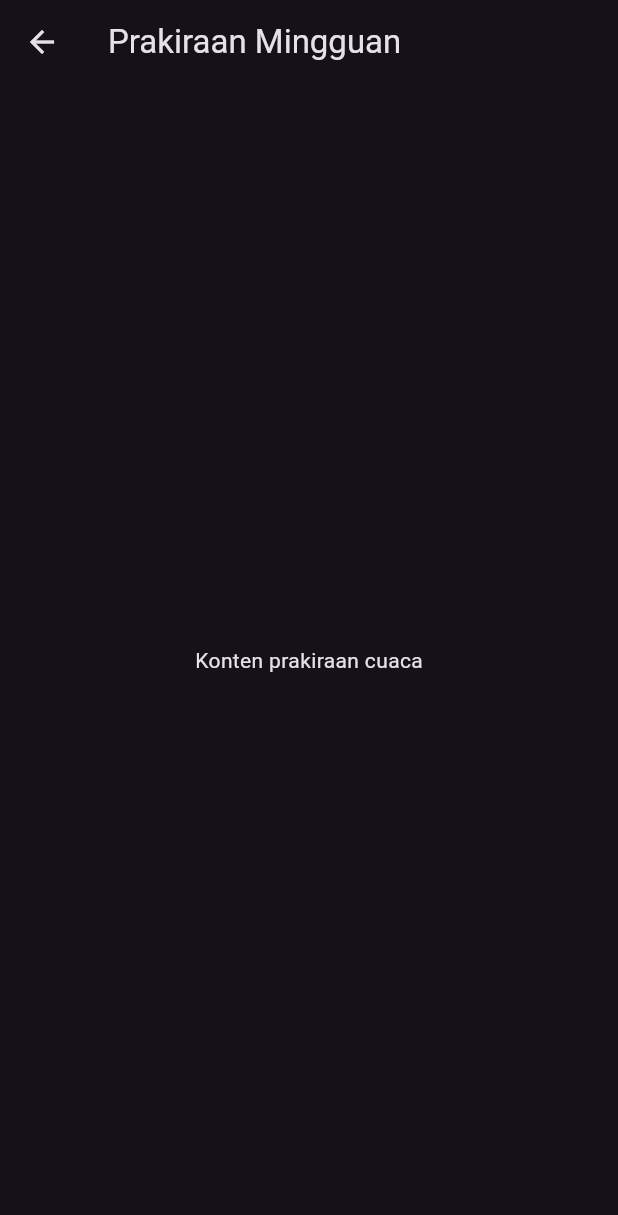
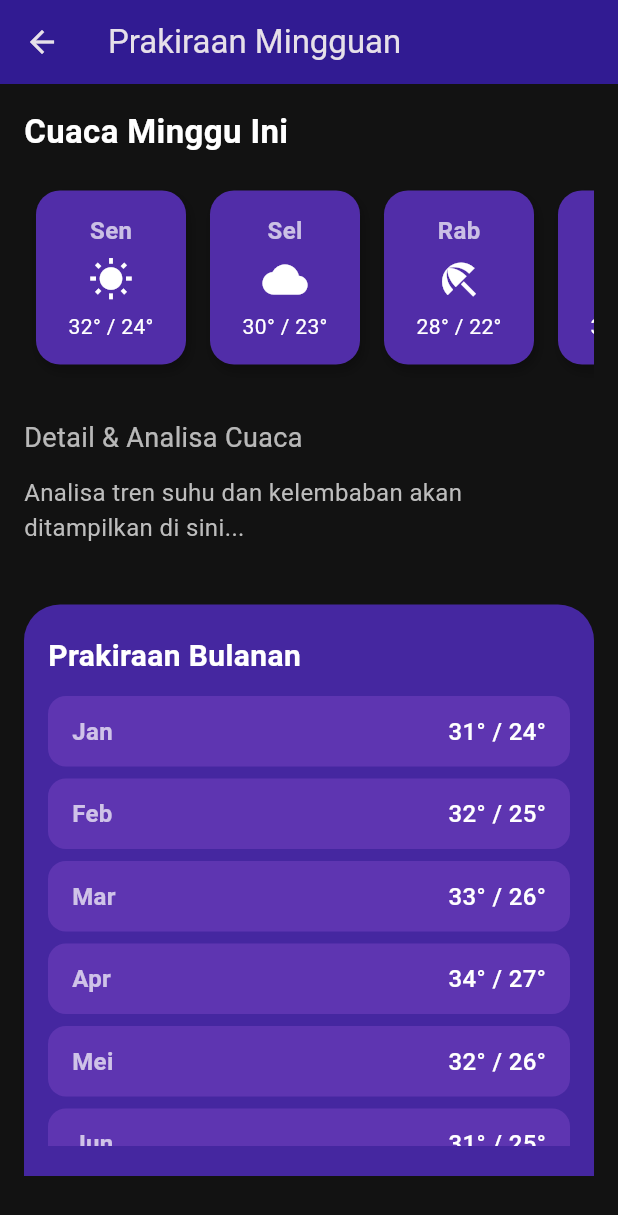
Before and after one commit to wahyualif23014/WeatherAPP, a Flutter app: the ForecastScreen screen opened by its route, on a phone screen of 412 x 824 dp. Shown: the top 1215 px of the screen. Run offline on Flutter 3.47's test engine with Material 3 defaults, Android fonts, the phone set to English and light mode, and no system bars; network calls fail.

Commit message:
forcasting minggu dan bulanan

```diff
--- a/lib/screens/forecast_screen.dart
+++ b/lib/screens/forecast_screen.dart
@@ -1,5 +1,9 @@
 // forecast_screen.dart
 import 'package:flutter/material.dart';
+import '../widget/weekly_forecast_list.dart';
+import '../widget/MonthlyForecastList.dart';
+
+
 
 class ForecastScreen extends StatelessWidget {
   const ForecastScreen({super.key});
@@ -7,8 +11,42 @@ class ForecastScreen extends StatelessWidget {
   @override
   Widget build(BuildContext context) {
     return Scaffold(
-      appBar: AppBar(title: const Text("Prakiraan Mingguan")),
-      body: const Center(child: Text("Konten prakiraan cuaca")),
+      backgroundColor: const Color(0xFF121212),
+      appBar: AppBar(
+        title: const Text("Prakiraan Mingguan"),
+        backgroundColor: Colors.deepPurple[900],
+      ),
+      body: SingleChildScrollView(
+        padding: const EdgeInsets.all(16),
+        child: Column(
+          crossAxisAlignment: CrossAxisAlignment.start,
+          children: [
+            const Text(
+              "Cuaca Minggu Ini",
+              style: TextStyle(
+                fontSize: 22,
+                fontWeight: FontWeight.bold,
+                color: Colors.white,
+              ),
+            ),
+            const SizedBox(height: 12),
+            const WeeklyForecastList(),
+            const SizedBox(height: 24),
+            const Text(
+              "Detail & Analisa Cuaca",
+              style: TextStyle(fontSize: 18, color: Colors.white70),
+            ),
+            const SizedBox(height: 12),
+            Text(
+              "Analisa tren suhu dan kelembaban akan ditampilkan di sini...",
+              style: TextStyle(fontSize: 16, color: Colors.grey[400]),
+            ),
+            const SizedBox(height: 24),
+            const MonthlyForecastList(),
+            const SizedBox(height: 24),
+          ],
+        ),
+      ),
     );
   }
 }
--- /dev/null
+++ b/lib/widget/MonthlyForecastList.dart
@@ -0,0 +1,89 @@
+// widgets/monthly_forecast_list.dart
+import 'package:flutter/material.dart';
+
+class MonthlyForecastList extends StatelessWidget {
+  const MonthlyForecastList({super.key});
+
+  @override
+  Widget build(BuildContext context) {
+    final List<Map<String, dynamic>> monthlyData = [
+      {"month": "Jan", "avgHigh": 31, "avgLow": 24},
+      {"month": "Feb", "avgHigh": 32, "avgLow": 25},
+      {"month": "Mar", "avgHigh": 33, "avgLow": 26},
+      {"month": "Apr", "avgHigh": 34, "avgLow": 27},
+      {"month": "Mei", "avgHigh": 32, "avgLow": 26},
+      {"month": "Jun", "avgHigh": 31, "avgLow": 25},
+      {"month": "Jul", "avgHigh": 30, "avgLow": 24},
+      {"month": "Agu", "avgHigh": 30, "avgLow": 23},
+      {"month": "Sep", "avgHigh": 31, "avgLow": 24},
+      {"month": "Okt", "avgHigh": 32, "avgLow": 25},
+      {"month": "Nov", "avgHigh": 33, "avgLow": 26},
+      {"month": "Des", "avgHigh": 31, "avgLow": 25},
+    ];
+
+    return Container(
+      margin: const EdgeInsets.only(top: 16),
+      padding: const EdgeInsets.symmetric(horizontal: 16, vertical: 20),
+      decoration: BoxDecoration(
+        color: Colors.deepPurple[800],
+        borderRadius: const BorderRadius.only(
+          topLeft: Radius.circular(24),
+          topRight: Radius.circular(24),
+        ),
+      ),
+      child: Column(
+        crossAxisAlignment: CrossAxisAlignment.start,
+        children: [
+          const Text(
+            'Prakiraan Bulanan',
+            style: TextStyle(
+              fontSize: 20,
+              color: Colors.white,
+              fontWeight: FontWeight.bold,
+            ),
+          ),
+          const SizedBox(height: 12),
+          SizedBox(
+            height: 300,
+            child: ListView.separated(
+              itemCount: monthlyData.length,
+              itemBuilder: (context, index) {
+                final data = monthlyData[index];
+                return Container(
+                  padding: const EdgeInsets.symmetric(
+                      vertical: 12, horizontal: 16),
+                  decoration: BoxDecoration(
+                    color: Colors.deepPurple[600],
+                    borderRadius: BorderRadius.circular(12),
+                  ),
+                  child: Row(
+                    mainAxisAlignment: MainAxisAlignment.spaceBetween,
+                    children: [
+                      Text(
+                        data['month'],
+                        style: const TextStyle(
+                          color: Colors.white70,
+                          fontSize: 16,
+                          fontWeight: FontWeight.w600,
+                        ),
+                      ),
+                      Text(
+                        "${data['avgHigh']}° / ${data['avgLow']}°",
+                        style: const TextStyle(
+                          color: Colors.white,
+                          fontSize: 16,
+                          fontWeight: FontWeight.w500,
+                        ),
+                      ),
+                    ],
+                  ),
+                );
+              },
+              separatorBuilder: (_, __) => const SizedBox(height: 8),
+            ),
+          ),
+        ],
+      ),
+    );
+  }
+}
--- /dev/null
+++ b/lib/widget/weekly_forecast_list.dart
@@ -0,0 +1,71 @@
+// widgets/weekly_forecast_list.dart
+import 'package:flutter/material.dart';
+
+class WeeklyForecastList extends StatelessWidget {
+  const WeeklyForecastList({super.key});
+
+  @override
+  Widget build(BuildContext context) {
+    final List<Map<String, dynamic>> forecastData = [
+      {"day": "Sen", "icon": Icons.wb_sunny, "max": 32, "min": 24},
+      {"day": "Sel", "icon": Icons.cloud, "max": 30, "min": 23},
+      {"day": "Rab", "icon": Icons.beach_access, "max": 28, "min": 22},
+      {"day": "Kam", "icon": Icons.flash_on, "max": 31, "min": 25},
+      {"day": "Jum", "icon": Icons.cloud_queue, "max": 29, "min": 24},
+      {"day": "Sab", "icon": Icons.wb_sunny, "max": 33, "min": 26},
+      {"day": "Min", "icon": Icons.ac_unit, "max": 27, "min": 21},
+    ];
+
+    return SizedBox(
+      height: 140,
+      child: ListView.builder(
+        scrollDirection: Axis.horizontal,
+        itemCount: forecastData.length,
+        itemBuilder: (context, index) {
+          final data = forecastData[index];
+          return Container(
+            width: 100,
+            margin: const EdgeInsets.symmetric(horizontal: 8, vertical: 12),
+            padding: const EdgeInsets.all(12),
+            decoration: BoxDecoration(
+              color: Colors.deepPurple[700],
+              borderRadius: BorderRadius.circular(16),
+              boxShadow: [
+                BoxShadow(
+                  color: Colors.black26,
+                  blurRadius: 6,
+                  offset: Offset(2, 4),
+                ),
+              ],
+            ),
+            child: Column(
+              mainAxisAlignment: MainAxisAlignment.spaceAround,
+              children: [
+                Text(
+                  data["day"],
+                  style: const TextStyle(
+                    fontSize: 16,
+                    color: Colors.white70,
+                    fontWeight: FontWeight.bold,
+                  ),
+                ),
+                Icon(
+                  data["icon"],
+                  color: Colors.white,
+                  size: 30,
+                ),
+                Text(
+                  "${data["max"]}° / ${data["min"]}°",
+                  style: const TextStyle(
+                    fontSize: 14,
+                    color: Colors.white,
+                  ),
+                ),
+              ],
+            ),
+          );
+        },
+      ),
+    );
+  }
+}
```
